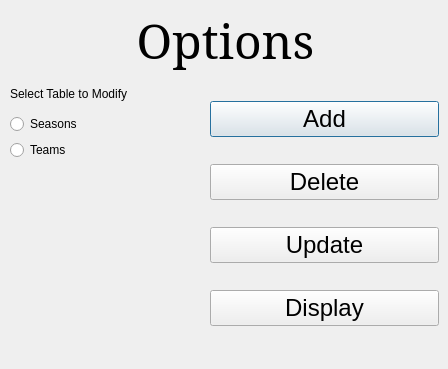
This is options.ui in PaulSirk/dataBaseManager as Qt 5 draws it before an edit. The edited form follows.
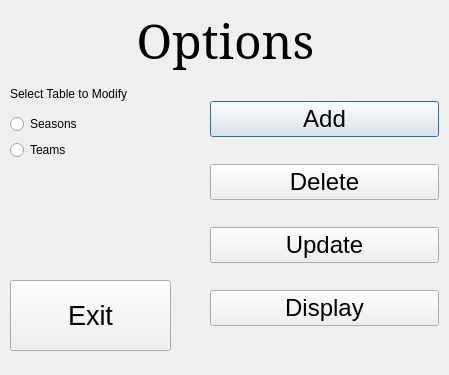
This is the edited form.

Diff of the .ui file:
```diff
--- a/options.ui
+++ b/options.ui
@@ -6,8 +6,8 @@
    <rect>
     <x>0</x>
     <y>0</y>
-    <width>448</width>
-    <height>369</height>
+    <width>449</width>
+    <height>375</height>
    </rect>
   </property>
   <property name="windowTitle">
@@ -128,6 +128,24 @@
     </item>
    </layout>
   </widget>
+  <widget class="QPushButton" name="pbExit">
+   <property name="geometry">
+    <rect>
+     <x>10</x>
+     <y>280</y>
+     <width>161</width>
+     <height>71</height>
+    </rect>
+   </property>
+   <property name="font">
+    <font>
+     <pointsize>20</pointsize>
+    </font>
+   </property>
+   <property name="text">
+    <string>Exit</string>
+   </property>
+  </widget>
  </widget>
  <resources/>
  <connections/>
```
